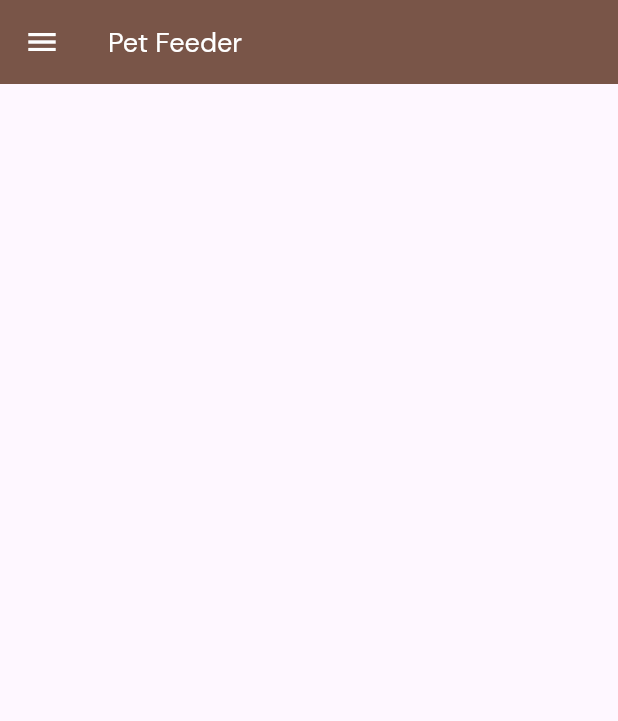
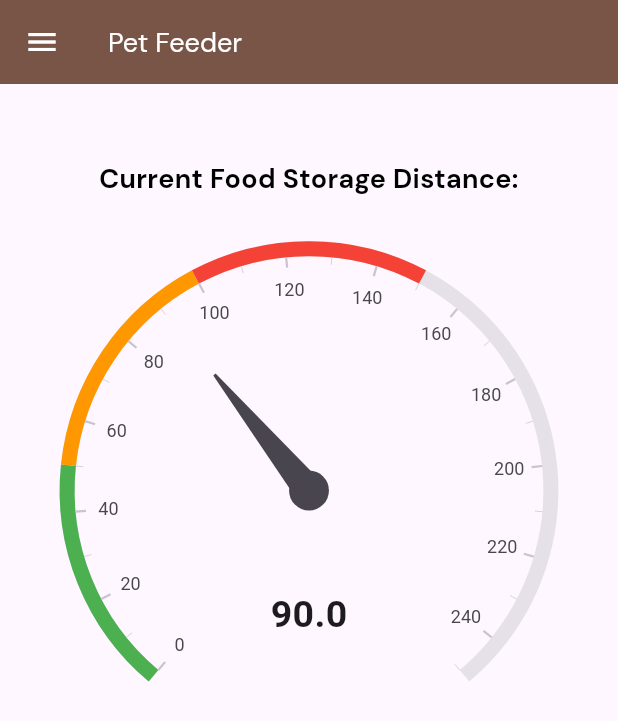
Before and after one commit to lansoyyy/pet_feeder, a Flutter app: the screen it shows after launch, in the side drawer, after a tap on "Distance", on a phone screen of 412 x 824 dp. Shown: the top 721 px of the screen. Run offline on Flutter 3.47's test engine with Material 3 defaults, Android fonts, the light colour scheme and no system bars; drawn by our look-alikes of syncfusion_flutter_gauges; our stand-ins replace audioplayers, cloud_firestore, firebase_core, firebase_storage, fluttertoast, image_picker and 1 more; accounts and stored records are empty.

Commit message:
added distance ui

```diff
--- a/lib/screens/distance_screen.dart
+++ b/lib/screens/distance_screen.dart
@@ -2,6 +2,7 @@ import 'package:flutter/material.dart';
 import 'package:pet_feeder/utils/colors.dart';
 import 'package:pet_feeder/widgets/drawer_widget.dart';
 import 'package:pet_feeder/widgets/text_widget.dart';
+import 'package:syncfusion_flutter_gauges/gauges.dart';
 
 class DistanceScreen extends StatelessWidget {
   const DistanceScreen({super.key});
@@ -19,6 +20,40 @@ class DistanceScreen extends StatelessWidget {
           color: Colors.white,
         ),
       ),
+      body: Column(
+        mainAxisAlignment: MainAxisAlignment.start,
+        crossAxisAlignment: CrossAxisAlignment.center,
+        children: [
+          const SizedBox(
+            height: 50,
+          ),
+          TextWidget(
+            text: 'Current Food Storage Distance:',
+            fontSize: 18,
+            fontFamily: 'Bold',
+          ),
+          const SizedBox(
+            height: 20,
+          ),
+          SfRadialGauge(axes: <RadialAxis>[
+            RadialAxis(minimum: 0, maximum: 250, ranges: <GaugeRange>[
+              GaugeRange(startValue: 0, endValue: 50, color: Colors.green),
+              GaugeRange(startValue: 50, endValue: 100, color: Colors.orange),
+              GaugeRange(startValue: 100, endValue: 150, color: Colors.red)
+            ], pointers: const <GaugePointer>[
+              NeedlePointer(value: 90)
+            ], annotations: <GaugeAnnotation>[
+              GaugeAnnotation(
+                  widget: Container(
+                      child: const Text('90.0',
+                          style: TextStyle(
+                              fontSize: 25, fontWeight: FontWeight.bold))),
+                  angle: 90,
+                  positionFactor: 0.5)
+            ])
+          ])
+        ],
+      ),
     );
   }
 }
```
Also changed, not shown: assets/images/high-temperature.png (added), pubspec.lock.
